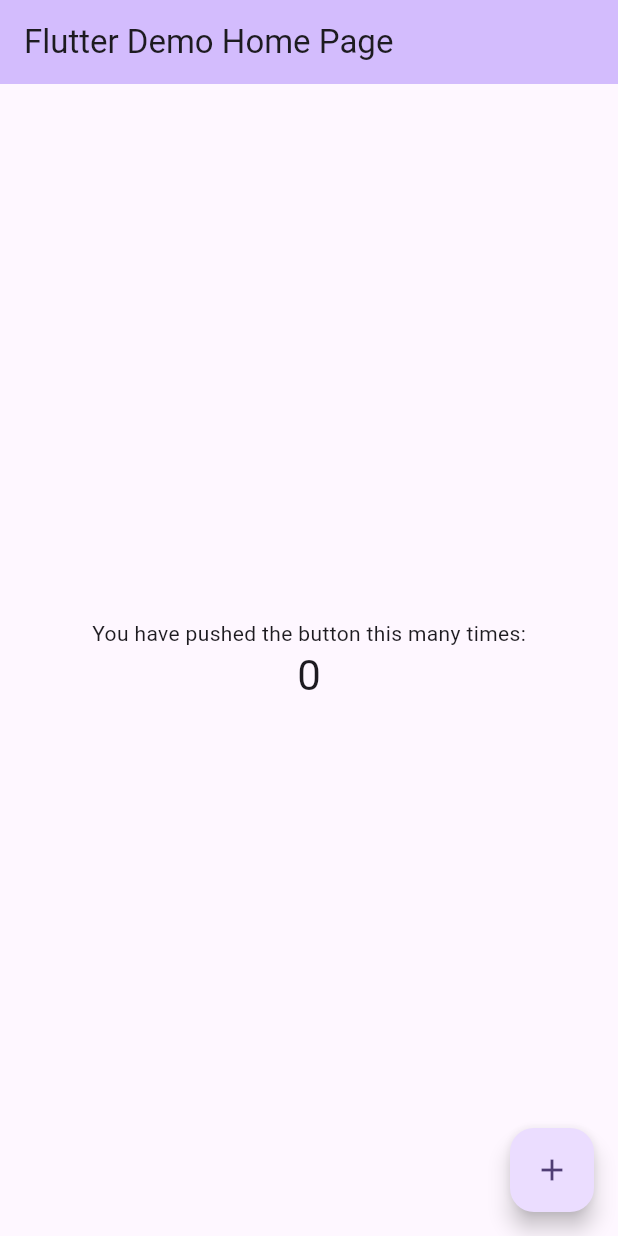
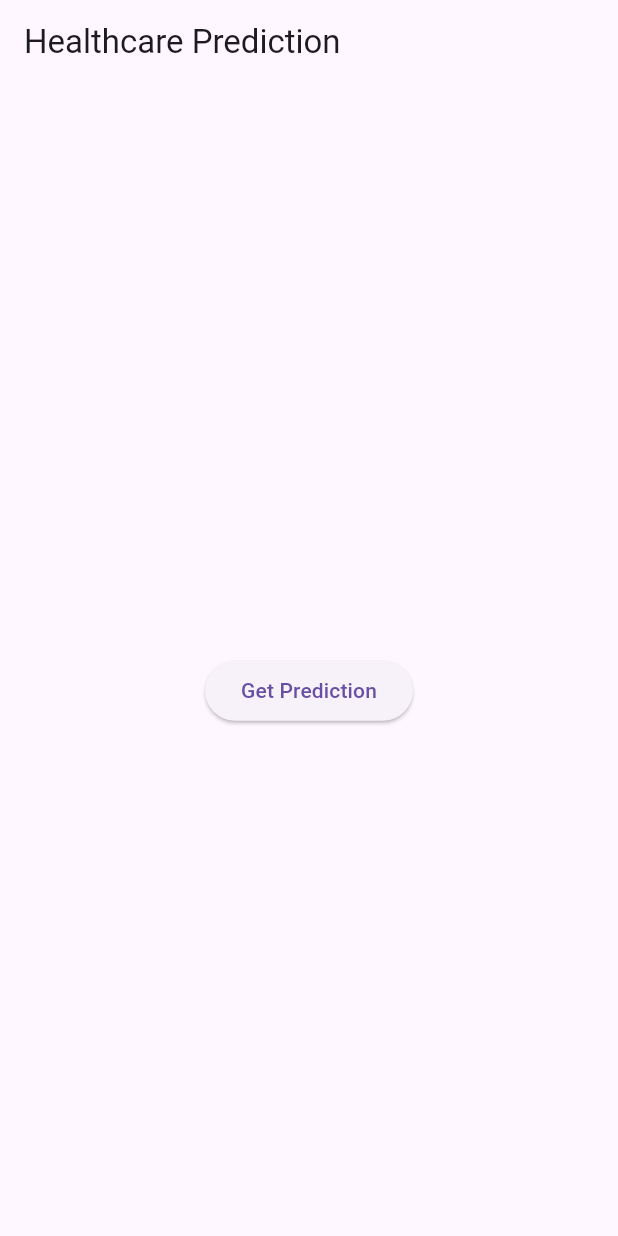
Before and after one commit to ams11271/ds440w, a Flutter app: the screen it shows after launch, on a phone screen of 412 x 824 dp. Run offline on Flutter 3.47's test engine with Material 3 defaults, Android fonts, the phone set to English and light mode, and no system bars.

Commit message:
FastAPI done, Flutter done

```diff
--- a/ds440w/diabetesapp/lib/main.dart
+++ b/ds440w/diabetesapp/lib/main.dart
@@ -1,122 +1,19 @@
 import 'package:flutter/material.dart';
+import 'prediction_screen.dart'; // Import your prediction screen
 
 void main() {
-  runApp(const MyApp());
+  runApp(MyApp());
 }
 
 class MyApp extends StatelessWidget {
-  const MyApp({super.key});
-
-  // This widget is the root of your application.
   @override
   Widget build(BuildContext context) {
     return MaterialApp(
-      title: 'Flutter Demo',
+      title: 'Diabetes App',
       theme: ThemeData(
-        // This is the theme of your application.
-        //
-        // TRY THIS: Try running your application with "flutter run". You'll see
-        // the application has a purple toolbar. Then, without quitting the app,
-        // try changing the seedColor in the colorScheme below to Colors.green
-        // and then invoke "hot reload" (save your changes or press the "hot
-        // reload" button in a Flutter-supported IDE, or press "r" if you used
-        // the command line to start the app).
-        //
-        // Notice that the counter didn't reset back to zero; the application
-        // state is not lost during the reload. To reset the state, use hot
-        // restart instead.
-        //
-        // This works for code too, not just values: Most code changes can be
-        // tested with just a hot reload.
-        colorScheme: ColorScheme.fromSeed(seedColor: Colors.deepPurple),
+        primarySwatch: Colors.blue,
       ),
-      home: const MyHomePage(title: 'Flutter Demo Home Page'),
+      home: PredictionScreen(),
     );
   }
 }
-
-class MyHomePage extends StatefulWidget {
-  const MyHomePage({super.key, required this.title});
-
-  // This widget is the home page of your application. It is stateful, meaning
-  // that it has a State object (defined below) that contains fields that affect
-  // how it looks.
-
-  // This class is the configuration for the state. It holds the values (in this
-  // case the title) provided by the parent (in this case the App widget) and
-  // used by the build method of the State. Fields in a Widget subclass are
-  // always marked "final".
-
-  final String title;
-
-  @override
-  State<MyHomePage> createState() => _MyHomePageState();
-}
-
-class _MyHomePageState extends State<MyHomePage> {
-  int _counter = 0;
-
-  void _incrementCounter() {
-    setState(() {
-      // This call to setState tells the Flutter framework that something has
-      // changed in this State, which causes it to rerun the build method below
-      // so that the display can reflect the updated values. If we changed
-      // _counter without calling setState(), then the build method would not be
-      // called again, and so nothing would appear to happen.
-      _counter++;
-    });
-  }
-
-  @override
-  Widget build(BuildContext context) {
-    // This method is rerun every time setState is called, for instance as done
-    // by the _incrementCounter method above.
-    //
-    // The Flutter framework has been optimized to make rerunning build methods
-    // fast, so that you can just rebuild anything that needs updating rather
-    // than having to individually change instances of widgets.
-    return Scaffold(
-      appBar: AppBar(
-        // TRY THIS: Try changing the color here to a specific color (to
-        // Colors.amber, perhaps?) and trigger a hot reload to see the AppBar
-        // change color while the other colors stay the same.
-        backgroundColor: Theme.of(context).colorScheme.inversePrimary,
-        // Here we take the value from the MyHomePage object that was created by
-        // the App.build method, and use it to set our appbar title.
-        title: Text(widget.title),
-      ),
-      body: Center(
-        // Center is a layout widget. It takes a single child and positions it
-        // in the middle of the parent.
-        child: Column(
-          // Column is also a layout widget. It takes a list of children and
-          // arranges them vertically. By default, it sizes itself to fit its
-          // children horizontally, and tries to be as tall as its parent.
-          //
-          // Column has various properties to control how it sizes itself and
-          // how it positions its children. Here we use mainAxisAlignment to
-          // center the children vertically; the main axis here is the vertical
-          // axis because Columns are vertical (the cross axis would be
-          // horizontal).
-          //
-          // TRY THIS: Invoke "debug painting" (choose the "Toggle Debug Paint"
-          // action in the IDE, or press "p" in the console), to see the
-          // wireframe for each widget.
-          mainAxisAlignment: MainAxisAlignment.center,
-          children: <Widget>[
-            const Text('You have pushed the button this many times:'),
-            Text(
-              '$_counter',
-              style: Theme.of(context).textTheme.headlineMedium,
-            ),
-          ],
-        ),
-      ),
-      floatingActionButton: FloatingActionButton(
-        onPressed: _incrementCounter,
-        tooltip: 'Increment',
-        child: const Icon(Icons.add),
-      ), // This trailing comma makes auto-formatting nicer for build methods.
-    );
-  }
-}
--- /dev/null
+++ b/ds440w/diabetesapp/lib/prediction_screen.dart
@@ -0,0 +1,57 @@
+import 'package:flutter/material.dart';
+import 'api_service.dart';  // Import the API service
+
+class PredictionScreen extends StatefulWidget {
+  @override
+  _PredictionScreenState createState() => _PredictionScreenState();
+}
+
+class _PredictionScreenState extends State<PredictionScreen> {
+  String _predictionResult = '';
+
+  void _fetchPrediction() async {
+    try {
+      Map<String, dynamic> healthcareData = {
+        'age': 45.0,
+        'hypertension': 0,
+        'heart_disease': 1,
+        'bmi': 28.5,
+        'HbA1c_level': 6.5,
+        'blood_glucose_level': 110.0,
+        'gender': 'male',
+        'smoking_history': 'never'
+      };
+
+      int prediction = await getPrediction(healthcareData);
+      setState(() {
+        _predictionResult = 'Prediction: $prediction';
+      });
+    } catch (e) {
+      setState(() {
+        _predictionResult = 'Error: ${e.toString()}';
+      });
+    }
+  }
+
+  @override
+  Widget build(BuildContext context) {
+    return Scaffold(
+      appBar: AppBar(
+        title: Text('Healthcare Prediction'),
+      ),
+      body: Center(
+        child: Column(
+          mainAxisAlignment: MainAxisAlignment.center,
+          children: [
+            Text(_predictionResult),
+            SizedBox(height: 20),
+            ElevatedButton(
+              onPressed: _fetchPrediction,
+              child: Text('Get Prediction'),
+            ),
+          ],
+        ),
+      ),
+    );
+  }
+}
--- /dev/null
+++ b/ds440w/requirements.txt
@@ -0,0 +1,3 @@
+flutter
+FastAPI
+fastapi-cors
```
Also changed, not shown: ds440w/diabetesapp/lib/api_service.dart (added, +20 -0 lines), ds440w/diabetesapp/pubspec.yaml (+3 -68 lines), ds440w/diabetesapp/pubspec.lock, 4 other files.
